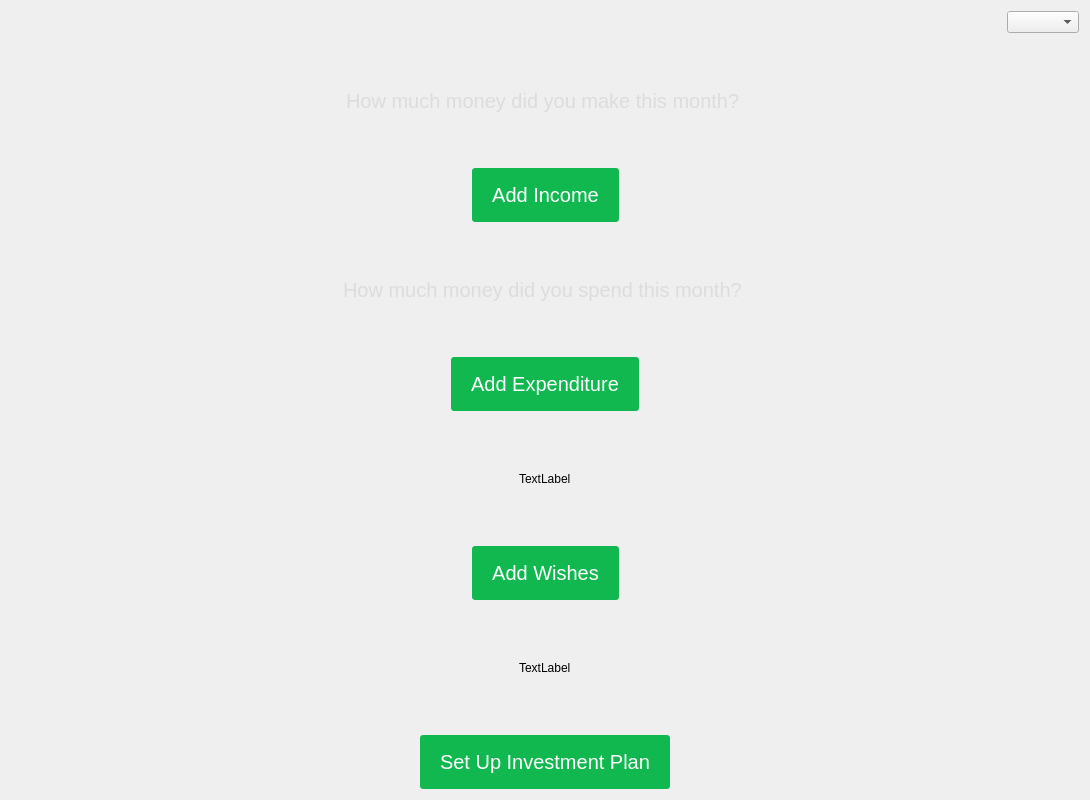
This is src/maincontent.ui in elvisxiaozhi/True-Wish as Qt 5 draws it before an edit. The edited form follows.
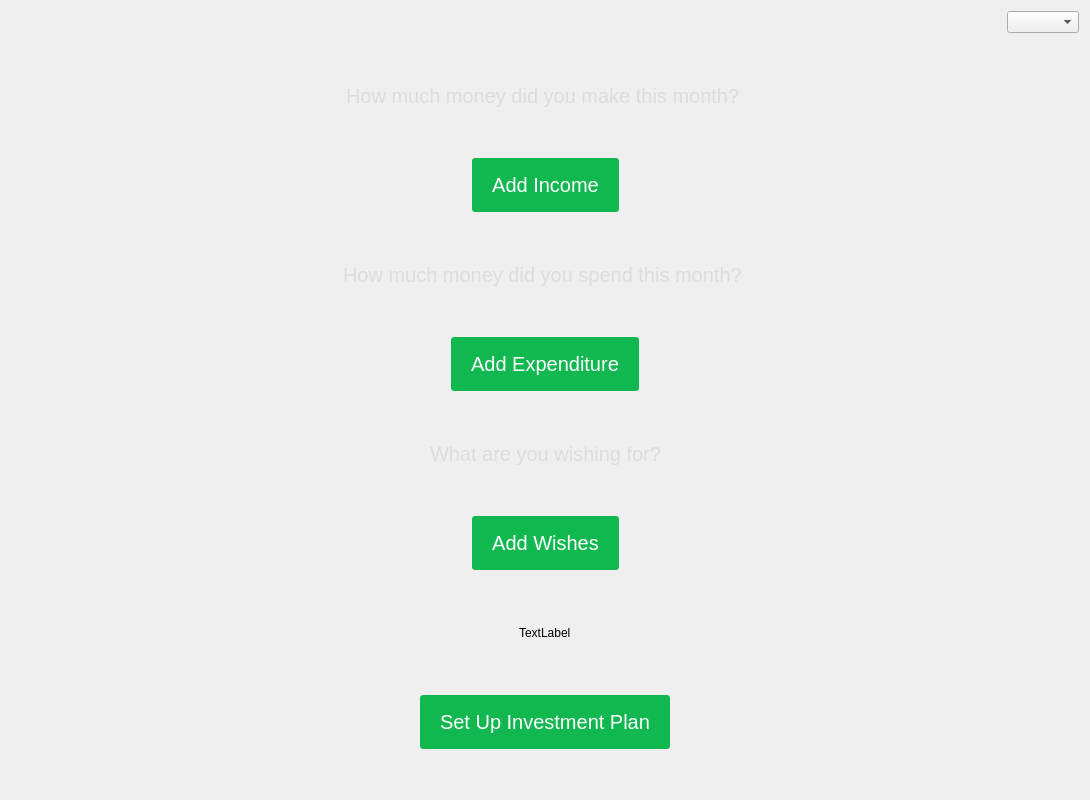
This is the edited form.

Commit message: moved main content layout up a little bit

What changed in the file:
```diff
--- a/src/maincontent.ui
+++ b/src/maincontent.ui
@@ -242,9 +242,13 @@
         </spacer>
        </item>
        <item>
-        <widget class="QLabel" name="label_3">
+        <widget class="QLabel" name="wishInfo">
+         <property name="styleSheet">
+          <string notr="true">color: #DCDCDC; 
+font: 20px;</string>
+         </property>
          <property name="text">
-          <string>TextLabel</string>
+          <string>What are you wishing for?</string>
          </property>
         </widget>
        </item>
@@ -406,6 +410,22 @@
      </item>
     </layout>
    </item>
+   <item>
+    <spacer name="verticalSpacer">
+     <property name="orientation">
+      <enum>Qt::Vertical</enum>
+     </property>
+     <property name="sizeType">
+      <enum>QSizePolicy::Fixed</enum>
+     </property>
+     <property name="sizeHint" stdset="0">
+      <size>
+       <width>20</width>
+       <height>40</height>
+      </size>
+     </property>
+    </spacer>
+   </item>
   </layout>
  </widget>
  <resources/>
```
The commit also changes 2 other files.
